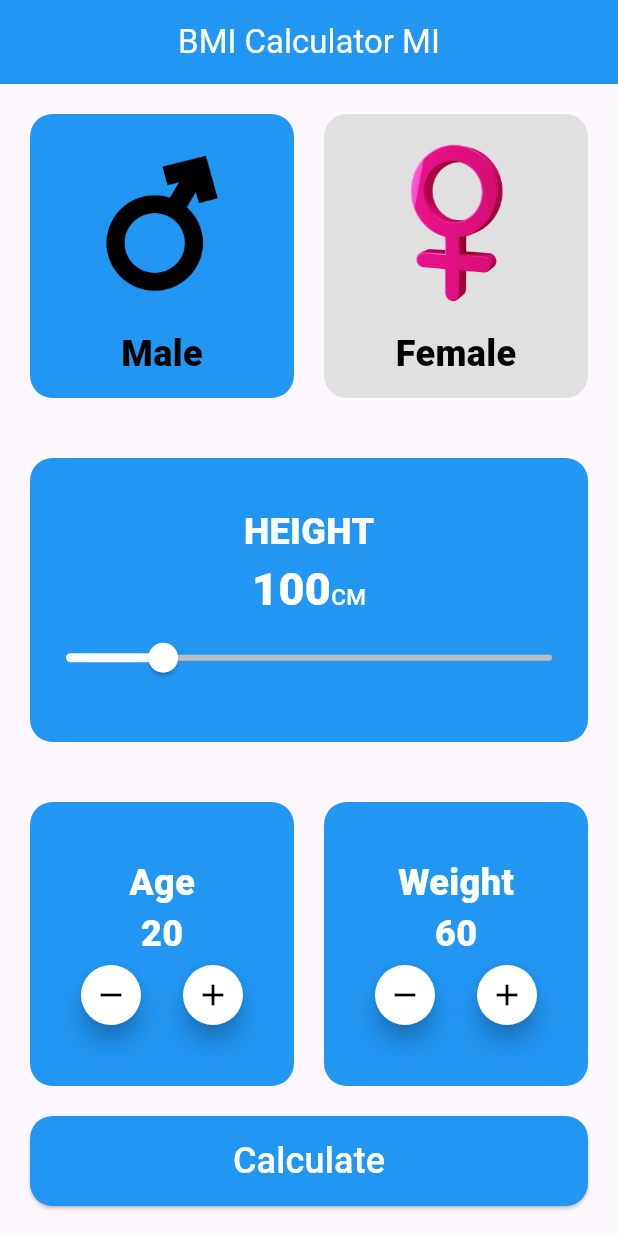
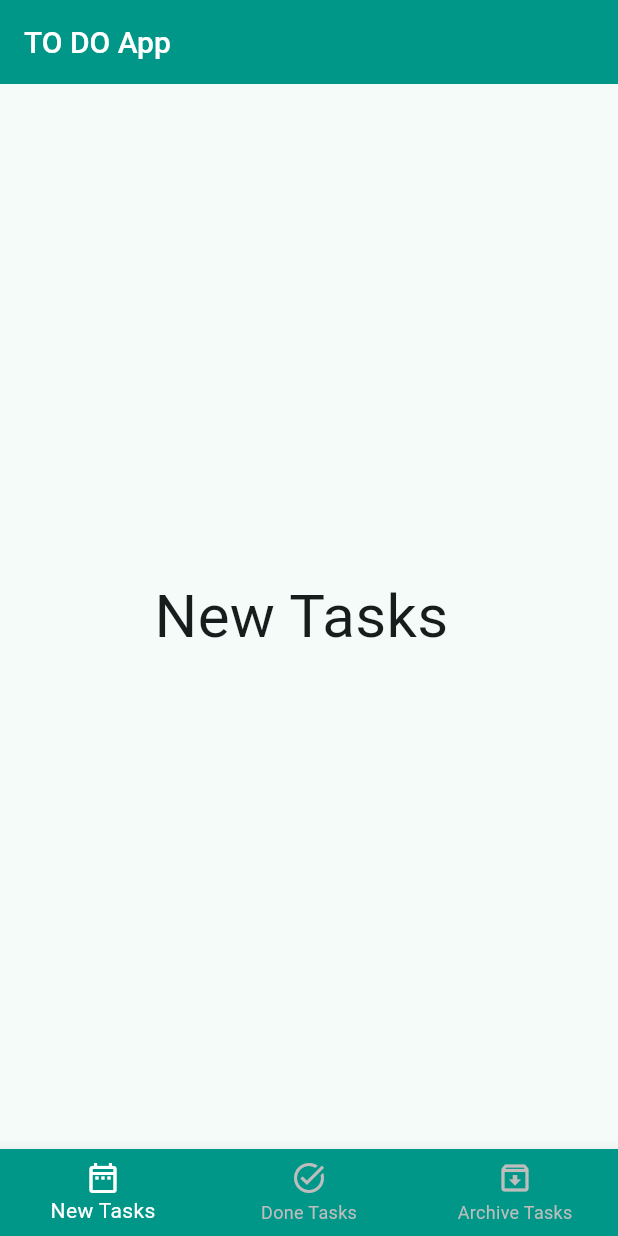
Before and after one commit to moustafaibrahim10/Bootcamp_Flutter, a Flutter app: the screen it shows after launch, on a phone screen of 412 x 824 dp. Run offline on Flutter 3.47's test engine with Material 3 defaults, Android fonts, the phone set to English and light mode, and no system bars; our stand-ins replace flutter_bloc.

Commit message:
todo app initial

```diff
--- a/lib/main.dart
+++ b/lib/main.dart
@@ -1,6 +1,8 @@
 import 'package:bootcamp/modules/bmi_calculator/bmi_screen.dart';
+import 'package:bootcamp/modules/todo_app/layout_screen/layout_screen.dart';
 import 'package:flutter/cupertino.dart';
 import 'package:flutter/material.dart';
+import 'package:flutter/services.dart';
 
 void main()
 {
@@ -13,8 +15,30 @@ class MyApp extends StatelessWidget
   @override
   Widget build(BuildContext context) {
     return MaterialApp(
-      home: BmiScreen(),
+      home: LayoutScreen(),
       debugShowCheckedModeBanner: false,
+      theme: ThemeData(
+        colorScheme: ColorScheme.fromSeed(seedColor: Colors.teal),
+        primaryColor: Colors.teal,
+        appBarTheme: AppBarTheme(
+          titleTextStyle: TextStyle(
+            color: Colors.white,
+            fontSize: 20,
+            fontWeight: FontWeight.w500,
+          ),
+          backgroundColor: Colors.teal,
+          systemOverlayStyle: SystemUiOverlayStyle(
+           statusBarColor: Colors.teal,
+           statusBarIconBrightness: Brightness.light,
+          )
+        ),
+        bottomNavigationBarTheme: BottomNavigationBarThemeData(
+          backgroundColor: Colors.teal,
+          selectedItemColor: Colors.white,
+          unselectedItemColor: Colors.grey[400],
+          type: BottomNavigationBarType.fixed,
+        ),
+      ),
     );
   }
 
--- /dev/null
+++ b/lib/modules/todo_app/cubit/cubit.dart
@@ -0,0 +1,34 @@
+import 'package:bootcamp/modules/todo_app/cubit/states.dart';
+import 'package:flutter/cupertino.dart';
+import 'package:flutter/material.dart';
+import 'package:flutter_bloc/flutter_bloc.dart';
+
+import '../modules/archive_tasks/archive_tasks.dart';
+import '../modules/done_tasks/done_tasks.dart';
+import '../modules/new_tasks/new_tasks.dart';
+
+class TodoCubit extends Cubit<TodoStates>
+{
+  TodoCubit() :super(InitialState()) ;
+
+  static TodoCubit get(context) => BlocProvider.of(context);
+  List<Widget> screens=[
+    NewTasks(),
+    DoneTasks(),
+    ArchiveTasks(),
+  ];
+
+  int currentIndex =0;
+  void changeBottomIndex(index)
+  {
+    currentIndex =index;
+    emit(ChangeBottomIndexState());
+  }
+
+  List<BottomNavigationBarItem> bottomItems=[
+    BottomNavigationBarItem(icon: Icon(Icons.date_range_outlined),label: 'New Tasks'),
+    BottomNavigationBarItem(icon: Icon(Icons.task_alt_sharp),label: 'Done Tasks'),
+    BottomNavigationBarItem(icon: Icon(Icons.archive_outlined),label: 'Archive Tasks'),
+  ];
+
+}
--- /dev/null
+++ b/lib/modules/todo_app/cubit/states.dart
@@ -0,0 +1,4 @@
+abstract class TodoStates {}
+class InitialState extends TodoStates{}
+
+class ChangeBottomIndexState extends TodoStates{}
--- /dev/null
+++ b/lib/modules/todo_app/layout_screen/layout_screen.dart
@@ -0,0 +1,40 @@
+import 'package:bootcamp/modules/todo_app/cubit/cubit.dart';
+import 'package:bootcamp/modules/todo_app/cubit/states.dart';
+import 'package:bootcamp/modules/todo_app/modules/archive_tasks/archive_tasks.dart';
+import 'package:bootcamp/modules/todo_app/modules/new_tasks/new_tasks.dart';
+import 'package:flutter/material.dart';
+import 'package:flutter_bloc/flutter_bloc.dart';
+
+import '../modules/done_tasks/done_tasks.dart';
+
+class LayoutScreen extends StatelessWidget {
+
+
+  @override
+  Widget build(BuildContext context) {
+    return BlocProvider(
+      create: (context)=> TodoCubit(),
+      child: BlocConsumer<TodoCubit,TodoStates>(
+        listener: (context,state){},
+        builder: (context,state)
+        {
+          var cubit = TodoCubit.get(context);
+          return Scaffold(
+            appBar: AppBar(
+              title: Text('TO DO App'),
+            ),
+            body: cubit.screens[cubit.currentIndex],
+            bottomNavigationBar: BottomNavigationBar(
+              currentIndex: cubit.currentIndex,
+              onTap: (index)
+              {
+                cubit.changeBottomIndex(index);
+              },
+              items:cubit.bottomItems,
+            ),
+          );
+        },
+      ),
+    );
+  }
+}
--- /dev/null
+++ b/lib/modules/todo_app/modules/archive_tasks/archive_tasks.dart
@@ -0,0 +1,13 @@
+import 'package:flutter/cupertino.dart';
+
+class ArchiveTasks extends StatelessWidget {
+  const ArchiveTasks({super.key});
+
+  @override
+  Widget build(BuildContext context) {
+    return Center(child: Text('Archive Tasks ',style: TextStyle(
+      fontSize: 40,
+    ),
+    )
+    );  }
+}
--- /dev/null
+++ b/lib/modules/todo_app/modules/done_tasks/done_tasks.dart
@@ -0,0 +1,14 @@
+import 'package:flutter/material.dart';
+
+class DoneTasks extends StatelessWidget {
+  const DoneTasks({super.key});
+
+  @override
+  Widget build(BuildContext context) {
+    return Center(child: Text('Done Tasks ',style: TextStyle(
+      fontSize: 40,
+    ),
+    )
+    );
+  }
+}
--- /dev/null
+++ b/lib/modules/todo_app/modules/new_tasks/new_tasks.dart
@@ -0,0 +1,14 @@
+import 'package:flutter/material.dart';
+
+class NewTasks extends StatelessWidget {
+  const NewTasks({super.key});
+
+  @override
+  Widget build(BuildContext context) {
+    return Center(child: Text('New Tasks ',style: TextStyle(
+      fontSize: 40,
+    ),
+    )
+    );
+  }
+}
--- a/pubspec.yaml
+++ b/pubspec.yaml
@@ -34,6 +34,7 @@ dependencies:
   # The following adds the Cupertino Icons font to your application.
   # Use with the CupertinoIcons class for iOS style icons.
   cupertino_icons: ^1.0.8
+  flutter_bloc: ^9.1.0
 
 dev_dependencies:
   flutter_test:
```
Also changed, not shown: pubspec.lock.
